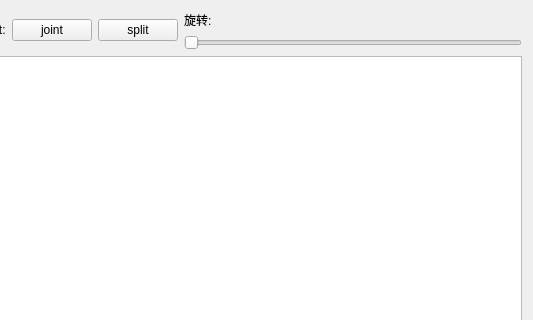
Qt form ui/fragmentarea.ui (fkjslee/Fragment) before a commit; both pictures show x 124 to 657 and y 0 to 320 of the 657 by 476 pixel window.
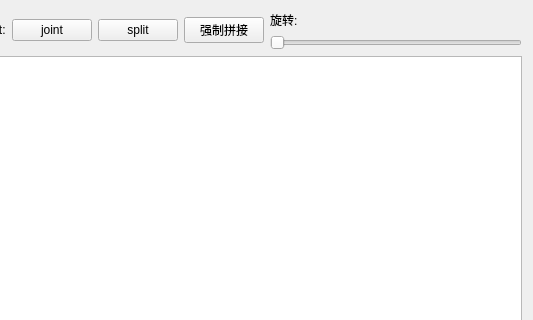
The same form after that commit.

Commit message: feature: joint by force

```diff
--- a/ui/fragmentarea.ui
+++ b/ui/fragmentarea.ui
@@ -54,6 +54,13 @@
        </property>
       </widget>
      </item>
+     <item>
+      <widget class="QPushButton" name="btnJointForce">
+       <property name="text">
+        <string>强制拼接</string>
+       </property>
+      </widget>
+     </item>
      <item>
       <layout class="QVBoxLayout" name="verticalLayout_2">
        <item>
```
The commit also changes 10 other files.
